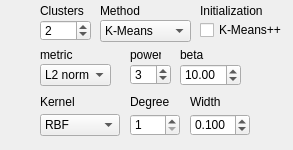
Before: the Qt Designer form _AlgorithmsPlugins/KernelMethods/paramsKM.ui in b4silio/MLDemos, drawn with Qt 5.
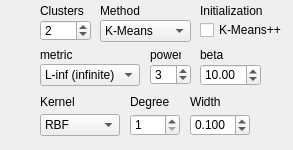
After: the same form once the commit is applied.

Commit message: CHANGED: information display for k-means metrics, help file for kernel methods...

What changed in the file:
```diff
--- a/_AlgorithmsPlugins/KernelMethods/paramsKM.ui
+++ b/_AlgorithmsPlugins/KernelMethods/paramsKM.ui
@@ -16,7 +16,7 @@
   <widget class="QLabel" name="labelPower">
    <property name="geometry">
     <rect>
-     <x>130</x>
+     <x>150</x>
      <y>44</y>
      <width>31</width>
      <height>21</height>
@@ -34,7 +34,7 @@
   <widget class="QLabel" name="labelBeta">
    <property name="geometry">
     <rect>
-     <x>180</x>
+     <x>200</x>
      <y>44</y>
      <width>31</width>
      <height>21</height>
@@ -115,7 +115,7 @@
   <widget class="QSpinBox" name="kmeansNormSpin">
    <property name="geometry">
     <rect>
-     <x>130</x>
+     <x>150</x>
      <y>64</y>
      <width>41</width>
      <height>21</height>
@@ -144,7 +144,7 @@
     <rect>
      <x>40</x>
      <y>64</y>
-     <width>71</width>
+     <width>100</width>
      <height>22</height>
     </rect>
    </property>
@@ -157,11 +157,11 @@
     <string>Distance Metric for K-Means</string>
    </property>
    <property name="currentIndex">
-    <number>2</number>
+    <number>0</number>
    </property>
    <item>
     <property name="text">
-     <string>L0 norm</string>
+     <string>L-inf (infinite)</string>
     </property>
    </item>
    <item>
@@ -171,7 +171,7 @@
    </item>
    <item>
     <property name="text">
-     <string>L2 norm</string>
+     <string>L2 (euclidean)</string>
     </property>
    </item>
    <item>
@@ -183,7 +183,7 @@
   <widget class="QDoubleSpinBox" name="kmeansBetaSpin">
    <property name="geometry">
     <rect>
-     <x>180</x>
+     <x>200</x>
      <y>64</y>
      <width>61</width>
      <height>22</height>
```
Left out of the diff: 4 changed lines with no effect on the pictures. The commit also changes 1 other file.
